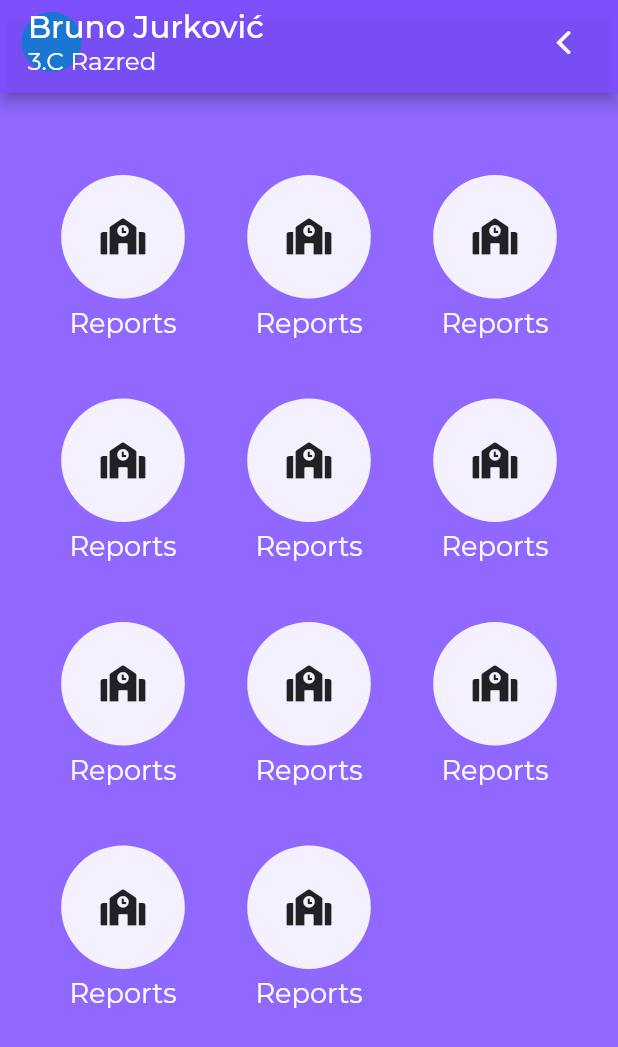
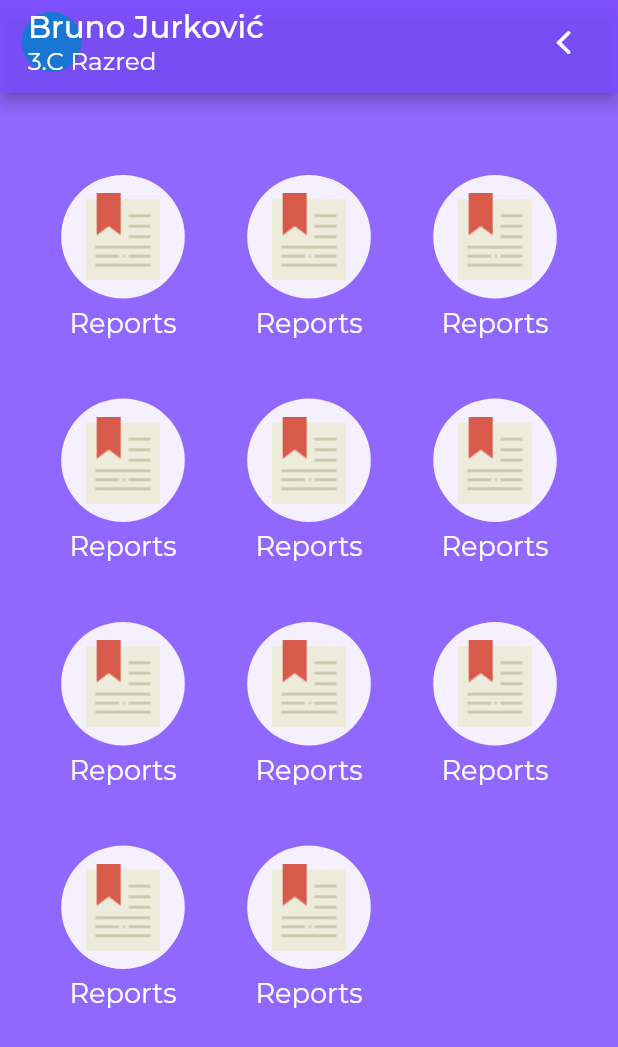
Before and after one commit to BrunoJurkovic/akademik, a Flutter app: the MenuScreen screen opened by its route, on a phone screen of 412 x 824 dp. Shown: the top 1047 px of the screen. Run offline on Flutter 3.47's test engine with Material 2 defaults, Android fonts, the phone set to English and light mode, and no system bars; our stand-ins replace auto_route, cloud_firestore, firebase_auth, firebase_core, flutter_form_builder, flutter_swiper and 2 more; missing offline and left inert: koukicons; accounts and stored records are empty.

Commit message:
FInished the grid

```diff
--- a/lib/screens/menu/menu.dart
+++ b/lib/screens/menu/menu.dart
@@ -3,6 +3,7 @@ import 'package:flutter/cupertino.dart';
 import 'package:flutter/material.dart';
 import 'package:font_awesome_flutter/font_awesome_flutter.dart';
 import 'package:google_fonts/google_fonts.dart';
+import 'package:koukicons/notebook.dart';
 
 class MenuScreen extends StatefulWidget {
   @override
@@ -90,6 +91,10 @@ class _MenuScreenState extends State<MenuScreen> {
                   crossAxisAlignment: CrossAxisAlignment.center,
                   children: [
                     Expanded(
+                      child: GestureDetector(
+                        onTap: () {
+                          print(index);
+                        },
                         child: Container(
                             width: width * 0.2,
                             height: height * 0.2,
@@ -97,7 +102,7 @@ class _MenuScreenState extends State<MenuScreen> {
                               shape: BoxShape.circle,
                               color: Colors.white.withOpacity(0.9),
                             ),
-                        child: Icon(FontAwesomeIcons.school),
+                            child: Image.asset('assets/images/bookmarkC.png')),
                       ),
                     ),
                     Text(
```
Also changed, not shown: assets/images/bookmarkC.png (added). Lines whose indentation alone changed are shown as unchanged.
